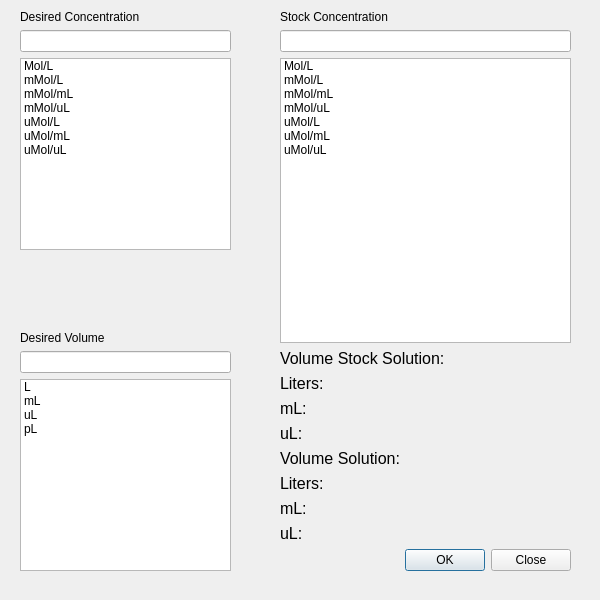
The window that dilutionSolution.ui (estsauver/DilutionSolution) describes before a commit, drawn with Qt 5.
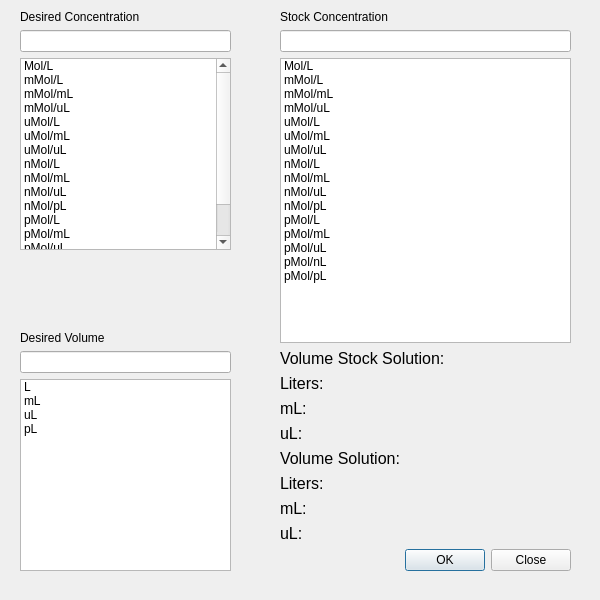
The same window after the commit.

The edit to the form file:
```diff
--- a/dilutionSolution.ui
+++ b/dilutionSolution.ui
@@ -76,6 +76,51 @@
         <string>uMol/uL</string>
        </property>
       </item>
+      <item>
+       <property name="text">
+        <string>nMol/L</string>
+       </property>
+      </item>
+      <item>
+       <property name="text">
+        <string>nMol/mL</string>
+       </property>
+      </item>
+      <item>
+       <property name="text">
+        <string>nMol/uL</string>
+       </property>
+      </item>
+      <item>
+       <property name="text">
+        <string>nMol/pL</string>
+       </property>
+      </item>
+      <item>
+       <property name="text">
+        <string>pMol/L</string>
+       </property>
+      </item>
+      <item>
+       <property name="text">
+        <string>pMol/mL</string>
+       </property>
+      </item>
+      <item>
+       <property name="text">
+        <string>pMol/uL</string>
+       </property>
+      </item>
+      <item>
+       <property name="text">
+        <string>pMol/nL</string>
+       </property>
+      </item>
+      <item>
+       <property name="text">
+        <string>pMol/pL</string>
+       </property>
+      </item>
      </widget>
     </item>
     <item>
@@ -184,6 +229,51 @@
         <string>uMol/uL</string>
        </property>
       </item>
+      <item>
+       <property name="text">
+        <string>nMol/L</string>
+       </property>
+      </item>
+      <item>
+       <property name="text">
+        <string>nMol/mL</string>
+       </property>
+      </item>
+      <item>
+       <property name="text">
+        <string>nMol/uL</string>
+       </property>
+      </item>
+      <item>
+       <property name="text">
+        <string>nMol/pL</string>
+       </property>
+      </item>
+      <item>
+       <property name="text">
+        <string>pMol/L</string>
+       </property>
+      </item>
+      <item>
+       <property name="text">
+        <string>pMol/mL</string>
+       </property>
+      </item>
+      <item>
+       <property name="text">
+        <string>pMol/uL</string>
+       </property>
+      </item>
+      <item>
+       <property name="text">
+        <string>pMol/nL</string>
+       </property>
+      </item>
+      <item>
+       <property name="text">
+        <string>pMol/pL</string>
+       </property>
+      </item>
      </widget>
     </item>
     <item>
```
